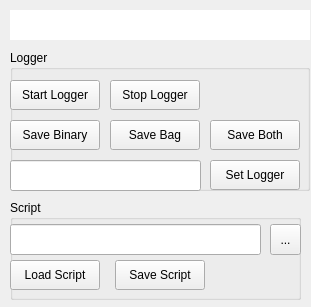
First picture: the form in rqt_signal_logger/resource/signal_logger_configure.ui, repository ANYbotics/signal_logger, before the edit.
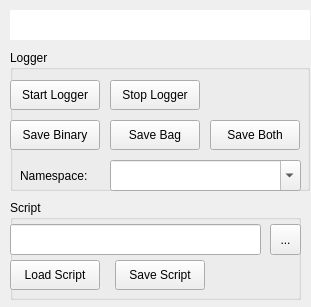
Second picture: the form after the edit.

Commit message: use same namespace selector as in parameter handler gui

The edit to the form file:
```diff
--- a/rqt_signal_logger/resource/signal_logger_configure.ui
+++ b/rqt_signal_logger/resource/signal_logger_configure.ui
@@ -67,29 +67,6 @@
      <string>Stop Logger</string>
     </property>
    </widget>
-   <widget class="QLineEdit" name="namespaceEdit">
-    <property name="geometry">
-     <rect>
-      <x>0</x>
-      <y>110</y>
-      <width>191</width>
-      <height>31</height>
-     </rect>
-    </property>
-   </widget>
-   <widget class="QPushButton" name="setLoggerButton">
-    <property name="geometry">
-     <rect>
-      <x>200</x>
-      <y>110</y>
-      <width>90</width>
-      <height>30</height>
-     </rect>
-    </property>
-    <property name="text">
-     <string>Set Logger</string>
-    </property>
-   </widget>
    <widget class="QPushButton" name="saveBinButton">
     <property name="geometry">
      <rect>
@@ -129,6 +106,32 @@
      <string>Save Both</string>
     </property>
    </widget>
+   <widget class="QComboBox" name="namespaceComboBox">
+    <property name="geometry">
+     <rect>
+      <x>100</x>
+      <y>110</y>
+      <width>191</width>
+      <height>31</height>
+     </rect>
+    </property>
+    <property name="editable">
+     <bool>true</bool>
+    </property>
+   </widget>
+   <widget class="QLabel" name="label">
+    <property name="geometry">
+     <rect>
+      <x>10</x>
+      <y>110</y>
+      <width>91</width>
+      <height>31</height>
+     </rect>
+    </property>
+    <property name="text">
+     <string>Namespace: </string>
+    </property>
+   </widget>
   </widget>
   <widget class="QGroupBox" name="groupScript">
    <property name="geometry">
```
The commit also changes 2 other files.
